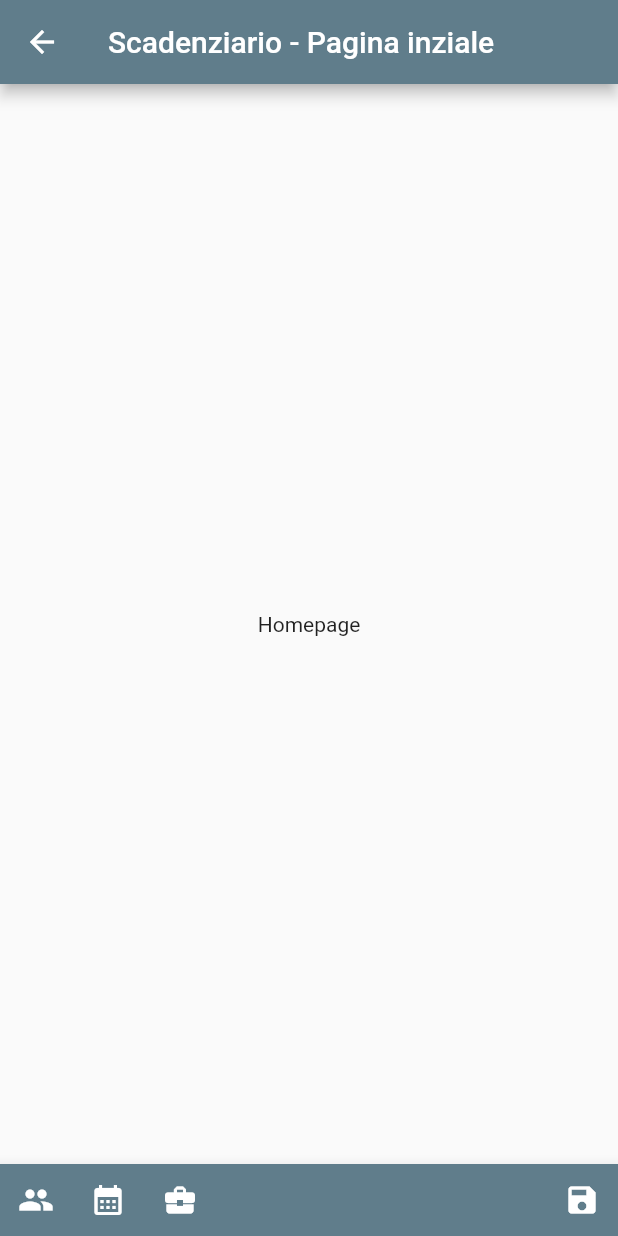
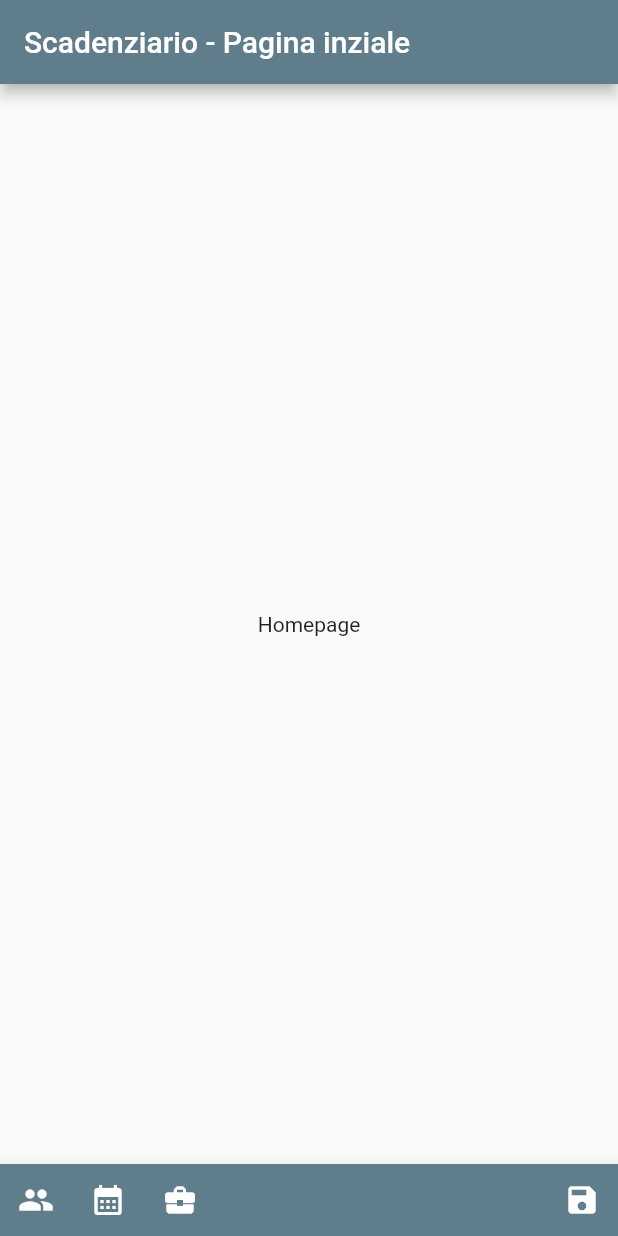
Before and after one commit to antonio-fasolato/scadenziario, a Flutter app: the screen it shows after launch, after a tap on "Seleziona database", on a phone screen of 412 x 824 dp. Run offline on Flutter 3.47's test engine with Material 2 defaults, Android fonts, the light colour scheme and no system bars.

Commit message:
Database selection clears routing history

```diff
--- a/lib/scenes/database_selection_scene.dart
+++ b/lib/scenes/database_selection_scene.dart
@@ -12,9 +12,15 @@ class DatabaseSelectionScene extends StatelessWidget {
       ),
       body: Center(
         child: Column(
-          children: [const Text("Selezione database"), ElevatedButton(onPressed: () {
-            Navigator.of(context).pushNamed("/home");
-          }, child: const Text("Seleziona database"))],
+          children: [
+            const Text("Selezione database"),
+            ElevatedButton(
+                onPressed: () {
+                  Navigator.of(context)
+                      .pushNamedAndRemoveUntil("/home", (route) => false);
+                },
+                child: const Text("Seleziona database"))
+          ],
         ),
       ),
       // bottomNavigationBar: const Footer(),
```
